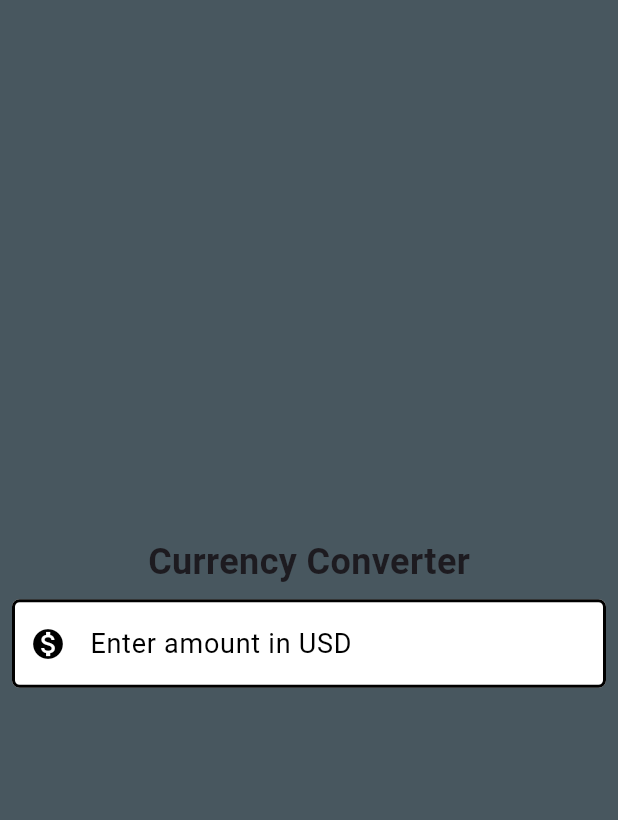
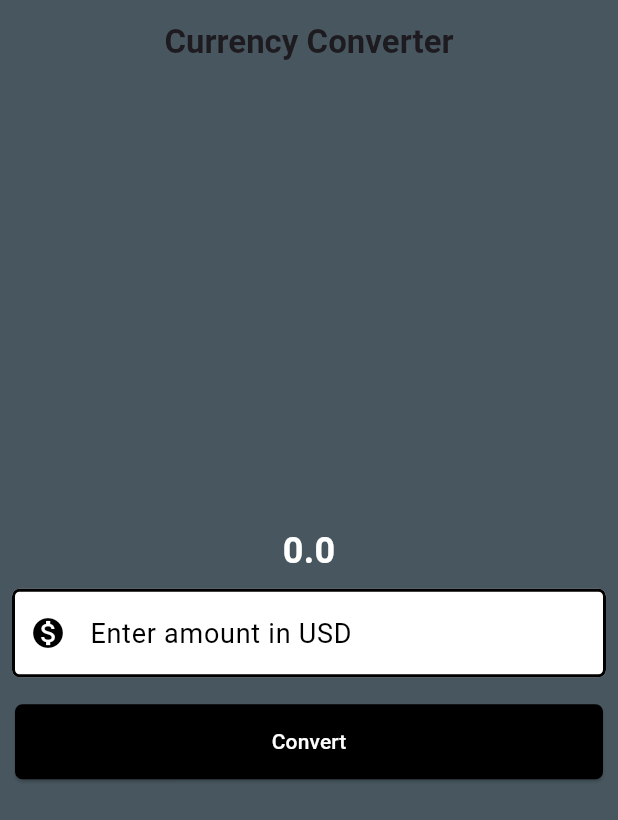
Before and after one commit to PramudiWalakuluarachchi01/Currency_Converter, a Flutter app: the screen it shows after launch, on a phone screen of 412 x 824 dp. Shown: the top 820 px of the screen. Run offline on Flutter 3.47's test engine with Material 3 defaults, Android fonts, the phone set to English and light mode, and no system bars.

Commit message:
`Refactor CurrencyConverterMaterialPage to use StatefulWidget and add conversion functionality`

```diff
--- a/lib/currency_converter_material_page.dart
+++ b/lib/currency_converter_material_page.dart
@@ -1,7 +1,18 @@
 import 'package:flutter/material.dart';
 
-class CurrencyConverterMaterialPage extends StatelessWidget {
+class CurrencyConverterMaterialPage extends StatefulWidget {
   const CurrencyConverterMaterialPage({super.key});
+
+  @override
+  State<CurrencyConverterMaterialPage> createState() =>
+      _CurrencyConverterMaterialPageState();
+}
+
+class _CurrencyConverterMaterialPageState
+    extends State<CurrencyConverterMaterialPage> {
+  double result = 0;
+  final TextEditingController textEditingController = TextEditingController();
+
   @override
   Widget build(BuildContext context) {
     final border = OutlineInputBorder(
@@ -14,17 +25,31 @@ class CurrencyConverterMaterialPage extends StatelessWidget {
     );
     return Scaffold(
       backgroundColor: const Color.fromARGB(255, 72, 87, 95),
+      appBar: AppBar(
+        title: const Text(
+          'Currency Converter',
+          style: TextStyle(fontWeight: FontWeight.bold),
+        ),
+        backgroundColor: const Color.fromARGB(255, 72, 87, 95),
+        elevation: 0,
+        centerTitle: true,
+      ),
       body: Center(
         child: Column(
           mainAxisAlignment: MainAxisAlignment.center,
           children: [
-            const Text(
-              'Currency Converter',
-              style: TextStyle(fontSize: 24, fontWeight: FontWeight.bold),
+            Text(
+              result.toString(),
+              style: const TextStyle(
+                fontSize: 24,
+                color: Colors.white,
+                fontWeight: FontWeight.bold,
+              ),
             ),
             Padding(
               padding: const EdgeInsets.all(8.0),
               child: TextField(
+                controller: textEditingController,
                 style: const TextStyle(fontSize: 18, color: Colors.black),
                 decoration: InputDecoration(
                   hintText: 'Enter amount in USD',
@@ -42,9 +67,43 @@ class CurrencyConverterMaterialPage extends StatelessWidget {
                 ),
               ),
             ),
+
+            //button
+            Padding(
+              padding: const EdgeInsets.all(10.0),
+              child: ElevatedButton(
+                onPressed: () {
+                  result =
+                      double.parse(textEditingController.text) *
+                      81; // Example conversion rate
+                  build(context); // Rebuild to show the result
+                },
+                style: TextButton.styleFrom(
+                  backgroundColor: Colors.black,
+                  foregroundColor: Colors.white,
+                  minimumSize: const Size(double.infinity, 50),
+                  shape: const RoundedRectangleBorder(
+                    borderRadius: BorderRadius.all(Radius.circular(5.0)),
+                  ),
+                ),
+                child: const Text('Convert'),
+              ),
+            ),
           ],
         ),
       ),
     );
   }
 }
+
+class CurrencyConverterMaterialPagee extends StatelessWidget {
+  const CurrencyConverterMaterialPagee({super.key});
+
+  @override
+  Widget build(BuildContext context) {
+    return Scaffold(
+      appBar: AppBar(title: const Text('Currency Converter Material Pagee')),
+      body: const Center(child: Text('This is a placeholder page.')),
+    );
+  }
+}
```
Also changed, not shown: analysis_options.yaml (+6 -2 lines).
